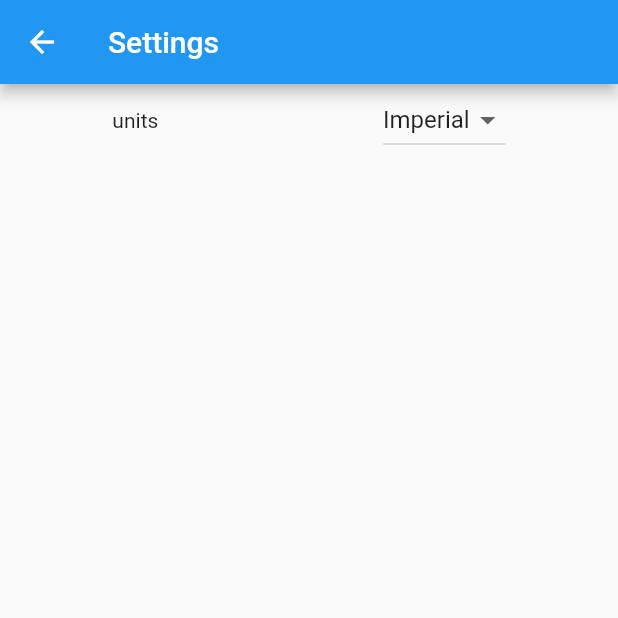
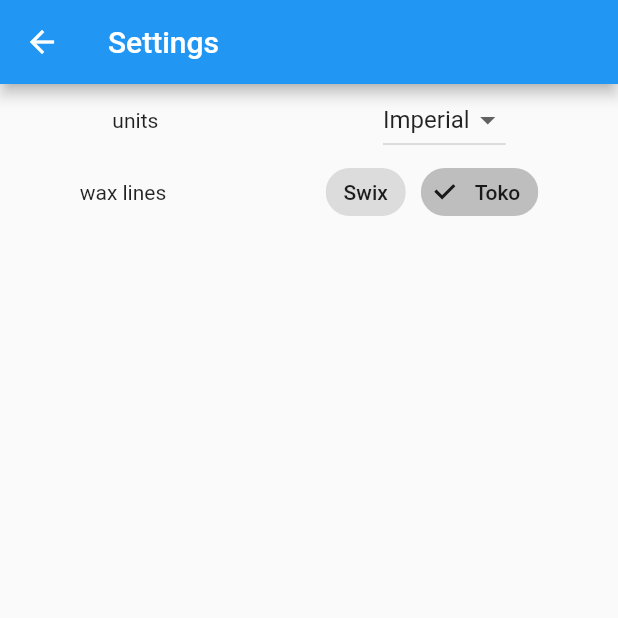
Before and after one commit to santosh565/provider_demo, a Flutter app: the Settings screen opened directly, on a phone screen of 412 x 824 dp, the top half of it. Run offline on Flutter 3.47's test engine with Material 2 defaults, Android fonts, the phone set to English and light mode, and no system bars.

Commit message:
add filter chips

```diff
--- a/lib/screens/settings.dart
+++ b/lib/screens/settings.dart
@@ -27,6 +27,23 @@ class Settings extends StatelessWidget {
                 }).toList(),
               ),
             ],
+          ),
+          Row(
+            mainAxisAlignment: MainAxisAlignment.spaceAround,
+            children: [
+              const Text('wax lines'),
+              Wrap(
+                children: [
+                  FilterChip(label: const Text('Swix'), onSelected: (value) {}),
+                  const SizedBox(width: 10),
+                  FilterChip(
+                    label: const Text('Toko'),
+                    onSelected: (value) {},
+                    selected: true,
+                  ),
+                ],
+              )
+            ],
           )
         ],
       ),
```
